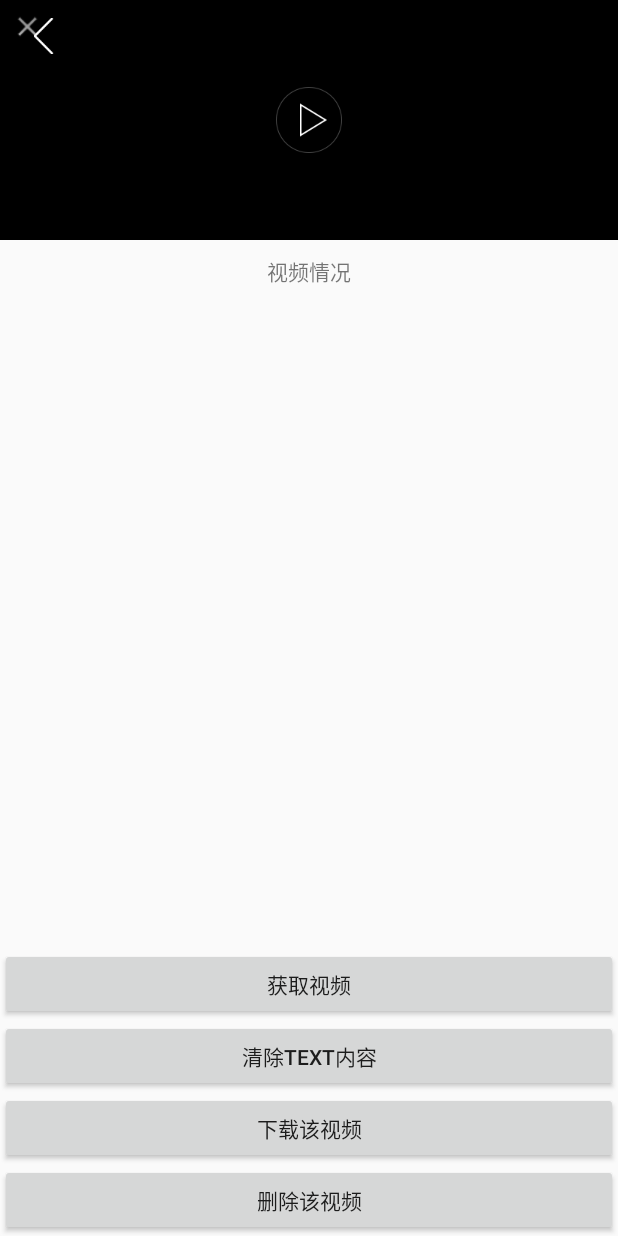
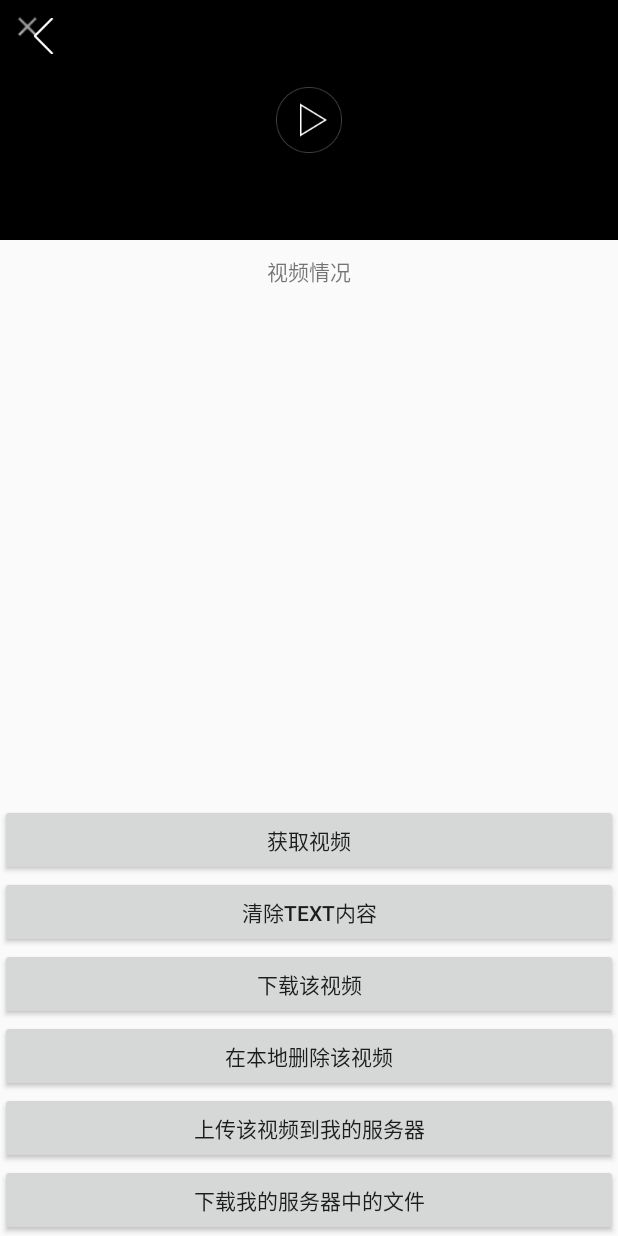
Before and after one commit to 1097919195/VideoPlayerDemo, an Android app: the MainActivity screen opened directly, with no data from a screen before it, on a phone screen of 412 x 824 dp. Run offline under Robolectric (Android 15) with nearby library versions, the phone set to English and light mode, and no system bars; our stand-ins replace ButterKnife, RxJava; libraries missing offline, so code that uses them is left out: com.afollestad.materialdialogs, com.liulishuo.filedownloader, tv.danmaku.ijk; network calls fail; pictures from the network do not load; 4 statements that could not run were skipped.

Commit message:
和自己搭建的boot接口连接测试

```diff
--- a/app/src/main/java/com/example/zjl/videoplayerdemo/activity/MainActivity.java
+++ b/app/src/main/java/com/example/zjl/videoplayerdemo/activity/MainActivity.java
@@ -22,7 +22,9 @@ import com.bumptech.glide.load.engine.DiskCacheStrategy;
 import com.example.zjl.videoplayerdemo.ICallback;
 import com.example.zjl.videoplayerdemo.IRemoteService;
 import com.example.zjl.videoplayerdemo.R;
+import com.example.zjl.videoplayerdemo.app.AppConstant;
 import com.example.zjl.videoplayerdemo.bean.Entity;
+import com.example.zjl.videoplayerdemo.bean.HttpResponse;
 import com.example.zjl.videoplayerdemo.bean.TestBean;
 import com.example.zjl.videoplayerdemo.bean.VideoData;
 import com.example.zjl.videoplayerdemo.contract.VideoContract;
@@ -46,8 +48,12 @@ import java.util.List;
 import butterknife.BindView;
 import fm.jiecao.jcvideoplayer_lib.JCVideoPlayer;
 import fm.jiecao.jcvideoplayer_lib.JCVideoPlayerStandard;
+import okhttp3.MediaType;
+import okhttp3.MultipartBody;
+import okhttp3.RequestBody;
 
 import android.net.Uri;
+import android.widget.Toast;
 
 public class MainActivity extends BaseActivity<VideoPresenter, VideoModel> implements VideoContract.View {
 
@@ -61,6 +67,8 @@ public class MainActivity extends BaseActivity<VideoPresenter, VideoModel> imple
     Button download;
     @BindView(R.id.deleteVideo)
     Button deleteVideo;
+    @BindView(R.id.upload)
+    Button upload;
 
 
     public static final File PATH = Environment.getExternalStoragePublicDirectory(Environment.DIRECTORY_DCIM);//获得外部存储器的第一层的文件对象
@@ -191,6 +199,7 @@ public class MainActivity extends BaseActivity<VideoPresenter, VideoModel> imple
             File[] files = storageFile.listFiles();
             if (files.length==0) {
                 ToastUtil.showShort("对应的视频文件夹下为空");
+                return;
             }
 
             for (File file : files) {
@@ -207,6 +216,71 @@ public class MainActivity extends BaseActivity<VideoPresenter, VideoModel> imple
 
             startDownLoad();
         });
+
+        findViewById(R.id.download_from_server).setOnClickListener(v ->{
+            //不能向浏览器一样直接访问地址下载文件的
+//            mPresenter.getDownloadDataRequest();
+            //调用库进行下载
+                    FileDownloader.getImpl().create("http://192.168.199.163:8080/user/download").setWifiRequired(true).setPath(storageFile.toString()+File.separator+"android.apk").setListener(new FileDownloadListener() {
+                        @Override
+                        protected void pending(BaseDownloadTask task, int soFarBytes, int totalBytes) {
+
+                        }
+
+                        @Override
+                        protected void progress(BaseDownloadTask task, int soFarBytes, int totalBytes) {
+                        }
+
+                        @Override
+                        protected void blockComplete(BaseDownloadTask task) {
+
+                        }
+
+                        @Override
+                        protected void completed(BaseDownloadTask task) {
+                            Toast.makeText(MainActivity.this,"下载完成!",Toast.LENGTH_SHORT).show();
+                        }
+
+                        @Override
+                        protected void paused(BaseDownloadTask task, int soFarBytes, int totalBytes) {
+
+                        }
+
+                        @Override
+                        protected void error(BaseDownloadTask task, Throwable e) {
+
+                        }
+
+                        @Override
+                        protected void warn(BaseDownloadTask task) {
+                            continueDownLoad(task);//如果存在了相同的任务，那么就继续下载
+                        }
+                    }).start();
+        }
+        );
+
+        upload.setOnClickListener(v -> {
+            File[] files = storageFile.listFiles();
+            if (files.length==0) {
+                ToastUtil.showShort("对应的视频文件夹下为空");
+                return;
+            }
+
+            MultipartBody.Part[] images = new MultipartBody.Part[1];
+            images[0] = getSpecialBodyTypePic("video.mp4");//注意文件的扩展名是不是需要声明
+
+            for (File file : files) {
+                if (file.getName().equals("video.mp4")) {
+                    mPresenter.getUploadDataRequest("1",images);
+                }
+            }
+        });
+    }
+
+    private MultipartBody.Part getSpecialBodyTypePic(String filename) {
+        File f = new File(PATH + File.separator + "testVideo" + File.separator + "video.mp4");
+        RequestBody requestFile = RequestBody.create(MediaType.parse("multipart/form-data"), f);//创建RequestBody，其中`multipart/form-data`为编码类型
+        return MultipartBody.Part.createFormData("file", filename, requestFile);
     }
 
     // https://www.jianshu.com/p/601086916c8f
@@ -316,6 +390,17 @@ public class MainActivity extends BaseActivity<VideoPresenter, VideoModel> imple
 
     }
 
+    //视频上传成功返回
+    @Override
+    public void returnUploadData(HttpResponse httpResponse) {
+        ToastUtil.showShort(httpResponse.getMessage());
+    }
+
+    @Override
+    public void returnDownloadData(HttpResponse httpResponse) {
+        ToastUtil.showShort("下载好了");
+    }
+
     @Override
     public void showLoading(String title) {
 
--- a/app/src/main/java/com/example/zjl/videoplayerdemo/api/Api.java
+++ b/app/src/main/java/com/example/zjl/videoplayerdemo/api/Api.java
@@ -7,6 +7,8 @@ import android.util.Log;
 import android.util.SparseArray;
 
 
+import com.example.zjl.videoplayerdemo.app.AppApplication;
+import com.example.zjl.videoplayerdemo.app.AppConstant;
 import com.example.zjl.videoplayerdemo.bean.HttpResponse;
 import com.example.zjl.videoplayerdemo.utils.exception.ApiException;
 import com.example.zjl.videoplayerdemo.utils.exception.TimeoutException;
@@ -14,6 +16,7 @@ import com.google.gson.Gson;
 import com.google.gson.GsonBuilder;
 import com.jaydenxiao.common.baseapp.BaseApplication;
 import com.jaydenxiao.common.commonutils.NetWorkUtils;
+import com.jaydenxiao.common.commonutils.SPUtils;
 
 import java.io.File;
 import java.io.IOException;
@@ -89,7 +92,7 @@ public class Api {
         HttpLoggingInterceptor logInterceptor = new HttpLoggingInterceptor(new HttpLoggingInterceptor.Logger() {
             @Override
             public void log(String message) {
-                Log.i("okhttp",message);
+                Log.i("okhttp", message);
             }
         });
         logInterceptor.setLevel(HttpLoggingInterceptor.Level.BODY);//BODY:请求/响应行 + 头 + 体
@@ -101,10 +104,12 @@ public class Api {
         Interceptor headerInterceptor = new Interceptor() {
             @Override
             public Response intercept(Chain chain) throws IOException {
+                String jwt = SPUtils.getSharedStringData(AppApplication.getAppContext(), AppConstant.LOGIN_TOKEN);
                 //将请求体设置给请求方法内
                 Request build = chain.request().newBuilder()
                         //使用 addHeader(name, value) 方法来为 HTTP 头添加新的值
                         .addHeader("Content-Type", "application/json")//Content-Type向接收方指示实体的介质类型，指定HEAD方法送到接收方的实体介质类型，或GET方法发送的请求介质类型
+                        .addHeader("userToken", jwt)
                         .build();
                 return chain.proceed(build);
             }
@@ -155,9 +160,10 @@ public class Api {
 
     /**
      * OkHttpClient
+     *
      * @return
      */
-    public static OkHttpClient getOkHttpClient(int hostType){
+    public static OkHttpClient getOkHttpClient(int hostType) {
         Api retrofitManager = sRetrofitManager.get(hostType);
         if (retrofitManager == null) {
             retrofitManager = new Api(hostType);
@@ -188,7 +194,7 @@ public class Api {
             //要是没有网络就去缓存里面取数据
             if (!NetWorkUtils.isNetConnected(BaseApplication.getAppContext())) {
                 request = request.newBuilder()
-                        .cacheControl(TextUtils.isEmpty(cacheControl)? CacheControl.FORCE_NETWORK:CacheControl.FORCE_CACHE)
+                        .cacheControl(TextUtils.isEmpty(cacheControl) ? CacheControl.FORCE_NETWORK : CacheControl.FORCE_CACHE)
                         .build();
             }
 
@@ -213,7 +219,7 @@ public class Api {
         }
     };
 
-    public static class HttpResponseFunc<T> implements Function<HttpResponse<T>, T>{
+    public static class HttpResponseFunc<T> implements Function<HttpResponse<T>, T> {
         @Override
         public T apply(HttpResponse<T> httpResponse) {
             //全局处理错误信息
@@ -221,9 +227,9 @@ public class Api {
             int status = httpResponse.getStatus();
             if (status >= EXCEPTION_THRESHOLD) {
                 if (status == CONNECT_TIME_OUT) {
-                    throw new TimeoutException(httpResponse.getMsg());
+                    throw new TimeoutException(httpResponse.getMessage());
                 } else {
-                    throw new ApiException(httpResponse.getMsg());
+                    throw new ApiException(httpResponse.getMessage());
                 }
             }
             if (httpResponse.getData() == null) {
--- a/app/src/main/java/com/example/zjl/videoplayerdemo/api/ApiConstants.java
+++ b/app/src/main/java/com/example/zjl/videoplayerdemo/api/ApiConstants.java
@@ -21,6 +21,7 @@ public class ApiConstants {
 //    public static final String QUALITY_HOST = "https://www.npclo.com/";
     public static final String QUALITY_HOST = "https://test.npclo.com/";
     public static final String NETEAST_HOST = "http://c.m.163.com/";
+    public static final String BOOT_HOST = "http://192.168.199.163:8080/";
 
     /**
      * 获取对应的host
@@ -40,6 +41,9 @@ public class ApiConstants {
             case HostType.NETEASE_NEWS_VIDEO:
                 host = NETEAST_HOST;
                 break;
+            case HostType.BOOT_DATA:
+                host = BOOT_HOST;
+                break;
             default:
                 host = "";
                 break;
--- a/app/src/main/java/com/example/zjl/videoplayerdemo/api/ApiService.java
+++ b/app/src/main/java/com/example/zjl/videoplayerdemo/api/ApiService.java
@@ -3,6 +3,7 @@ package com.example.zjl.videoplayerdemo.api;
 
 
 
+import com.example.zjl.videoplayerdemo.bean.HttpResponse;
 import com.example.zjl.videoplayerdemo.bean.LoginTokenData;
 import com.example.zjl.videoplayerdemo.bean.Person;
 import com.example.zjl.videoplayerdemo.bean.TestBean;
@@ -12,11 +13,16 @@ import java.util.List;
 import java.util.Map;
 
 import io.reactivex.Observable;
+import okhttp3.MultipartBody;
+import okhttp3.RequestBody;
 import retrofit2.http.Field;
 import retrofit2.http.FormUrlEncoded;
 import retrofit2.http.GET;
 import retrofit2.http.Header;
+import retrofit2.http.Multipart;
 import retrofit2.http.POST;
+import retrofit2.http.Part;
+import retrofit2.http.PartMap;
 import retrofit2.http.Path;
 import retrofit2.http.Query;
 
@@ -125,12 +131,33 @@ public interface ApiService {
             @Path("type") String type,
             @Path("startPage") int startPage);
 
-    //mock 登录
+//    //mock 登录
+//    @FormUrlEncoded
+//    @POST("api/login")
+//    Observable<Person> login(
+//            @Field("userName") String name,
+//            @Field("passWord") String pass
+//    );
+
+    //springboot 登录
     @FormUrlEncoded
-    @POST("api/login")
-    Observable<Person> login(
-            @Field("userName") String name,
-            @Field("passWord") String pass
+    @POST("user/login")
+    Observable<HttpResponse<Person>> login(
+            @Field("account") String name,
+            @Field("password") String pass
+    );
+
+    //上传
+    @Multipart
+    @POST("user/upload")
+    Observable<HttpResponse> uploadData(
+            @PartMap Map<String, RequestBody> map,
+            @Part MultipartBody.Part[] images
+    );
+
+    //下载
+    @GET("user/download")
+    Observable<HttpResponse> download(
     );
 
 }
--- a/app/src/main/java/com/example/zjl/videoplayerdemo/contract/VideoContract.java
+++ b/app/src/main/java/com/example/zjl/videoplayerdemo/contract/VideoContract.java
@@ -1,5 +1,6 @@
 package com.example.zjl.videoplayerdemo.contract;
 
+import com.example.zjl.videoplayerdemo.bean.HttpResponse;
 import com.example.zjl.videoplayerdemo.bean.TestBean;
 import com.example.zjl.videoplayerdemo.bean.VideoData;
 import com.jaydenxiao.common.base.BaseModel;
@@ -9,6 +10,7 @@ import com.jaydenxiao.common.base.BaseView;
 import java.util.List;
 
 import io.reactivex.Observable;
+import okhttp3.MultipartBody;
 
 /**
  * Created by Administrator on 2018/7/2 0002.
@@ -17,13 +19,25 @@ import io.reactivex.Observable;
 public interface VideoContract {
     interface Model extends BaseModel{
         Observable<TestBean> getVideoListData(String type, int startPage);
+
+        Observable<HttpResponse> uploadData(String id, MultipartBody.Part[] images);
+
+        Observable<HttpResponse> downloadData();
     }
 
     interface View extends BaseView{
         void returnGetVideoListData(TestBean videoDataList);
+
+        void returnUploadData(HttpResponse httpResponse);
+
+        void returnDownloadData(HttpResponse httpResponse);
     }
 
     abstract class Presenter extends BasePresenter<View,Model>{
         public abstract void getVideoListDataRequest(String type, int startPage);
+
+        public abstract void getUploadDataRequest(String id, MultipartBody.Part[] images);
+
+        public abstract void getDownloadDataRequest();
     }
 }
--- a/app/src/main/java/com/example/zjl/videoplayerdemo/model/LoginModel.java
+++ b/app/src/main/java/com/example/zjl/videoplayerdemo/model/LoginModel.java
@@ -17,8 +17,9 @@ import io.reactivex.Observable;
 public class LoginModel implements LoginContract.Model{
     @Override
     public Observable<Person> getToken(String username, String password) {
-        return Api.getDefault(HostType.QUALITY_DATA_TEST)
+        return Api.getDefault(HostType.BOOT_DATA)
                 .login(username,password)
+                .map(new Api.HttpResponseFunc<>())
                 .compose(RxSchedulers.io_main());
     }
 }
--- a/app/src/main/java/com/example/zjl/videoplayerdemo/presenter/LoginPresenter.java
+++ b/app/src/main/java/com/example/zjl/videoplayerdemo/presenter/LoginPresenter.java
@@ -1,7 +1,6 @@
 package com.example.zjl.videoplayerdemo.presenter;
 
 
-import com.example.zjl.videoplayerdemo.bean.LoginTokenData;
 import com.example.zjl.videoplayerdemo.bean.Person;
 import com.example.zjl.videoplayerdemo.contract.LoginContract;
 import com.jaydenxiao.common.baserx.RxSubscriber2;
--- a/app/src/main/res/layout/act_account.xml
+++ b/app/src/main/res/layout/act_account.xml
@@ -51,7 +51,6 @@
                     android:layout_weight="1"
                     android:background="@null"
                     android:hint="用户名"
-                    android:inputType="phone"
                     android:textSize="16sp" />
             </LinearLayout>
 
--- a/app/src/main/res/layout/act_main.xml
+++ b/app/src/main/res/layout/act_main.xml
@@ -43,7 +43,17 @@
             android:id="@+id/deleteVideo"
             android:layout_width="match_parent"
             android:layout_height="wrap_content"
-            android:text="删除该视频"/>
+            android:text="在本地删除该视频"/>
+        <Button
+            android:id="@+id/upload"
+            android:layout_width="match_parent"
+            android:layout_height="wrap_content"
+            android:text="上传该视频到我的服务器"/>
+        <Button
+            android:id="@+id/download_from_server"
+            android:layout_width="match_parent"
+            android:layout_height="wrap_content"
+            android:text="下载我的服务器中的文件"/>
     </LinearLayout>
 
 
```
Also changed, not shown: app/src/main/java/com/example/zjl/videoplayerdemo/activity/AccountActivity.java (+9 -8 lines), app/src/main/java/com/example/zjl/videoplayerdemo/api/HostType.java (+6 -1 lines), app/src/main/java/com/example/zjl/videoplayerdemo/bean/HttpResponse.java (+5 -5 lines), app/src/main/java/com/example/zjl/videoplayerdemo/bean/Person.java (+9 -0 lines), app/src/main/java/com/example/zjl/videoplayerdemo/model/VideoModel.java (+20 -0 lines), app/src/main/java/com/example/zjl/videoplayerdemo/presenter/VideoPresenter.java (+33 -0 lines), app/src/main/java/com/example/zjl/videoplayerdemo/bean/LoginTokenData.java (line endings or trailing spaces).
